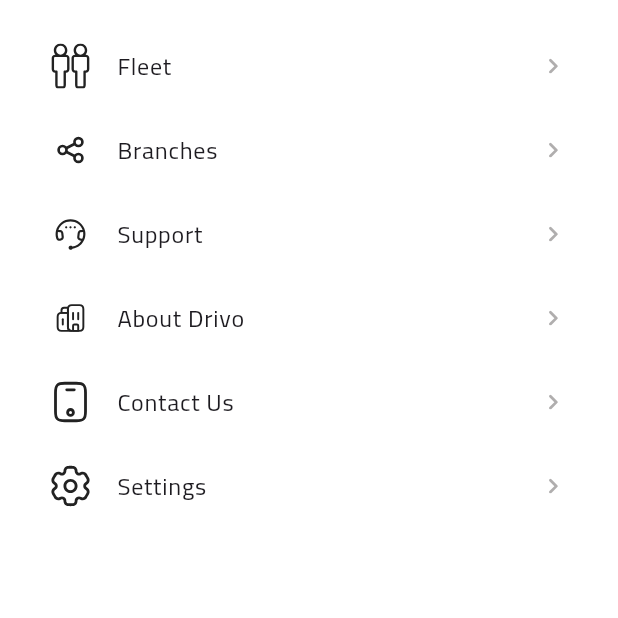
After one commit to mostafaahmedbahr/Drivo, a Flutter app: the MoreScreen screen opened by its route, on a phone screen of 412 x 824 dp, the top half of it. The commit adds this screen. Run offline on Flutter 3.47's test engine with Material 3 defaults, Android fonts, the phone set to English and light mode, and no system bars; our stand-ins replace cached_network_image, carousel_slider, dartz, dio, easy_localization, firebase_core and 14 more; accounts and stored records are empty; network calls fail.

Commit message:
more screen

```diff
--- a/lib/core/app_nav/router/app_router.dart
+++ b/lib/core/app_nav/router/app_router.dart
@@ -9,6 +9,7 @@ import 'package:drivo/features/login/presentation/screens/login_screen.dart';
 import 'package:drivo/features/register/presentation/screens/register_screen.dart';
 import 'package:drivo/features/splash/presentation/screens/splash_screen.dart';
  import '../../../features/car_details/presentation/screens/car_gallery_images_screen.dart';
+import '../../../features/more/presentation/screens/more_screen.dart';
 import '../../../features/splash/presentation/screens/splash_screen_2.dart';
 import '../../../main_importants.dart';
 
@@ -60,6 +61,10 @@ class AppRouter {
         return MaterialPageRoute(
           builder: (context) => const AllCarsScreen(),
         );
+      case Routes.moreScreen:
+        return MaterialPageRoute(
+          builder: (context) => const MoreScreen(),
+        );
       default:
         return null;
     }
--- a/lib/core/app_nav/router/routes.dart
+++ b/lib/core/app_nav/router/routes.dart
@@ -9,6 +9,7 @@ class Routes {
   static const String carImagesGalleryScreen = '/carImagesGalleryScreen';
   static const String allCarsScreen = '/allCarsScreen';
   static const String bookingScreen = '/bookingScreen';
+  static const String moreScreen = '/moreScreen';
 
 
 }
--- a/lib/core/utils/app_images/svg_images.dart
+++ b/lib/core/utils/app_images/svg_images.dart
@@ -20,6 +20,13 @@ class SvgImages
   static const String stick = "${svgPath}gear-shift-stick-svgrepo-com.svg";
   static const String engine = "${svgPath}car-car-engine-svgrepo-com.svg";
   static const String search = "${svgPath}search-normal.svg";
+  static const String arrow = "${svgPath}arrow.svg";
+  static const String taller = "${svgPath}two-men-standing-svgrepo-com.svg";
+  static const String branches = "${svgPath}share.svg";
+  static const String support = "${svgPath}support.svg";
+  static const String drivo = "${svgPath}drivo.svg";
+  static const String mobile = "${svgPath}mobile.svg";
+  static const String settings = "${svgPath}settings-svgrepo-com.svg";
 
 
 
--- a/lib/features/layout/presentation/cubit/layout_cubit.dart
+++ b/lib/features/layout/presentation/cubit/layout_cubit.dart
@@ -4,6 +4,7 @@ import 'package:flutter/services.dart';
 import '../../../../main_importants.dart';
 import '../../../booking/presentation/screens/booking_screen.dart';
 import '../../../home/presentation/screens/home_screen.dart';
+import '../../../more/presentation/screens/more_screen.dart';
 import 'layout_states.dart';
 
 
@@ -16,7 +17,7 @@ class LayoutCubit extends Cubit<LayoutStates> {
 
 
   List screens = [
-    Text("1"),
+    MoreScreen(),
     Text("2"),
     HomeScreen(),
     BookingScreen(),
--- /dev/null
+++ b/lib/features/more/presentation/screens/more_screen.dart
@@ -0,0 +1,64 @@
+import 'package:drivo/main_importants.dart';
+import 'package:easy_localization/easy_localization.dart';
+
+import '../widgets/list_tile_list_item.dart';
+
+class MoreScreen extends StatelessWidget {
+  const MoreScreen({super.key});
+
+  @override
+  Widget build(BuildContext context) {
+    return Scaffold(
+      body: SafeArea(
+        child: Padding(
+          padding: const EdgeInsets.all(16.0),
+          child: Column(children: [
+            ListTileListItem(
+              leadingImage: SvgImages.taller,
+              title: LocaleKeys.taller.tr(),
+              onTap: (){
+
+              },
+            ),
+            ListTileListItem(
+              leadingImage: SvgImages.branches,
+              title: LocaleKeys.branches.tr(),
+              onTap: (){
+
+              },
+            ),
+            ListTileListItem(
+              leadingImage: SvgImages.support,
+              title: LocaleKeys.support.tr(),
+              onTap: (){
+
+              },
+            ),
+            ListTileListItem(
+              leadingImage: SvgImages.drivo,
+              title: LocaleKeys.aboutDrivo.tr(),
+              onTap: (){
+
+              },
+            ),
+            ListTileListItem(
+              leadingImage: SvgImages.mobile,
+              title: LocaleKeys.contactUs.tr(),
+              onTap: (){
+
+              },
+            ),
+            ListTileListItem(
+              leadingImage: SvgImages.settings,
+              title: LocaleKeys.settings.tr(),
+              onTap: (){
+
+              },
+            ),
+
+          ]),
+        ),
+      ),
+    );
+  }
+}
--- /dev/null
+++ b/lib/features/more/presentation/widgets/list_tile_list_item.dart
@@ -0,0 +1,27 @@
+import '../../../../../main_importants.dart';
+
+class ListTileListItem extends StatelessWidget {
+  const ListTileListItem({super.key, required this.title,
+    required this.leadingImage, required this.onTap,
+
+  });
+  final String title;
+  final String leadingImage;
+  final Function() onTap;
+
+
+  @override
+  Widget build(BuildContext context) {
+    return ListTile(
+      onTap: onTap,
+      leading: SvgPicture.asset(
+        height: 30,
+        width: 30,
+        leadingImage,colorFilter: const ColorFilter.mode(
+          AppColors.blackColor,
+          BlendMode.srcIn),),
+      title: Text(title),
+      trailing: SvgPicture.asset(SvgImages.arrow),
+    );
+  }
+}
--- a/lib/lang/ar_lang.dart
+++ b/lib/lang/ar_lang.dart
@@ -48,6 +48,13 @@ class ArLang {
     "all": "الكل",
     "current": "جارية",
     "completed": "مكتملة",
-    "cancelled": "ملغية"
+    "cancelled": "ملغية",
+    "taller": "الاسطول",
+    "branches": "الفروع",
+    "support": "الدعم",
+    "aboutDrivo": "عن درايفو",
+    "contactUs": "اتصل بنا",
+    "settings": "الإعدادات"
+
   };
 }
--- a/lib/lang/en_lang.dart
+++ b/lib/lang/en_lang.dart
@@ -48,6 +48,12 @@ class EnLang {
     "all": "All",
     "current": "Current",
     "completed": "Completed",
-    "cancelled": "Cancelled"
+    "cancelled": "Cancelled",
+    "taller": "Fleet",
+    "branches": "Branches",
+    "support": "Support",
+    "aboutDrivo": "About Drivo",
+    "contactUs": "Contact Us",
+    "settings": "Settings"
   };
 }
--- a/lib/lang/locale_keys.dart
+++ b/lib/lang/locale_keys.dart
@@ -48,6 +48,12 @@ abstract class LocaleKeys {
   static const current = "current";
   static const completed = "completed";
   static const cancelled = "cancelled";
+  static const taller = "taller";
+  static const branches = "branches";
+  static const support = "support";
+  static const aboutDrivo = "aboutDrivo";
+  static const contactUs = "contactUs";
+  static const settings = "settings";
 
 
 
```
Also changed, not shown: assets/images/svgs/arrow.svg (added), assets/images/svgs/branches-svgrepo-com.svg (added), assets/images/svgs/drivo.svg (added), assets/images/svgs/mobile.svg (added), assets/images/svgs/settings-svgrepo-com.svg (added), assets/images/svgs/share.svg (added), assets/images/svgs/support.svg (added), assets/images/svgs/two-men-standing-svgrepo-com.svg (added).
